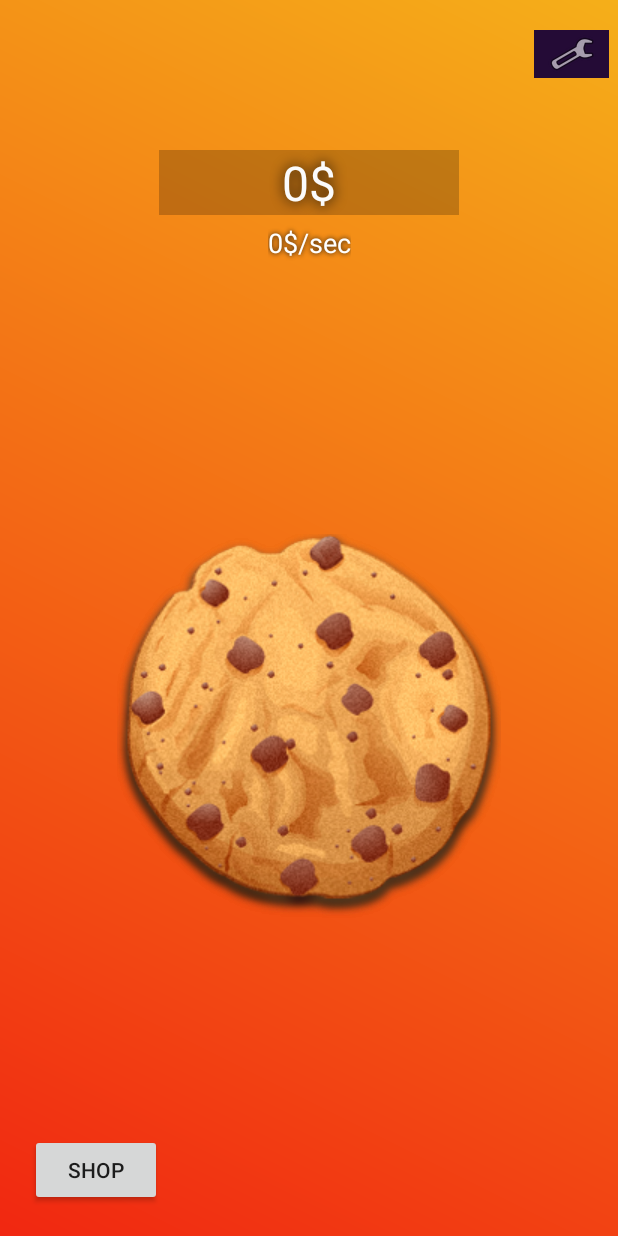
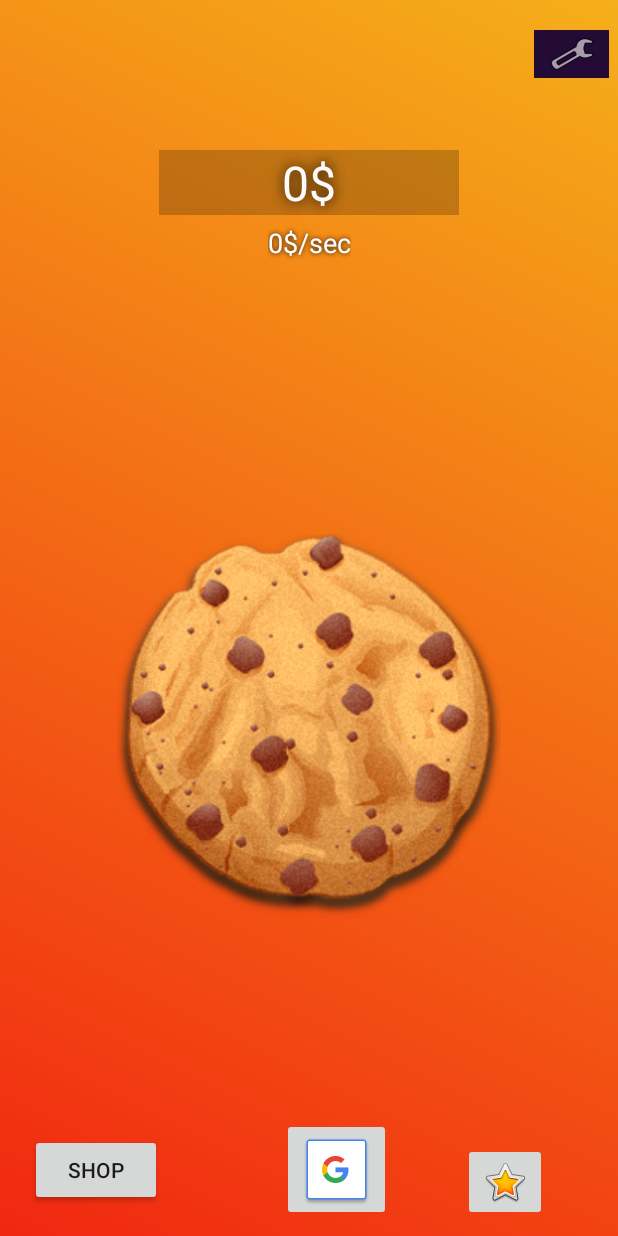
Before and after one commit to cezardimoiu/IP_PROJECT, an Android app: the screen it shows after launch (Gameplay), after a tap on "PLAY AS GUEST", on a phone screen of 412 x 824 dp. Run offline under Robolectric (Android 15) with nearby library versions, the phone set to English and light mode, and no system bars; our stand-ins replace Firebase (no records; nobody signed in at launch, a user with empty details on screens opened directly).

Commit message:
added powerup buttons

```diff
--- a/MyFirstApp/app/src/main/res/layout/activity_gameplay.xml
+++ b/MyFirstApp/app/src/main/res/layout/activity_gameplay.xml
@@ -89,4 +89,24 @@
         app:layout_constraintBottom_toBottomOf="parent"
         app:layout_constraintStart_toStartOf="parent" />
 
+    <ImageButton
+        android:id="@+id/powerClickBtn"
+        android:layout_width="wrap_content"
+        android:layout_height="wrap_content"
+        android:layout_marginStart="80dp"
+        android:layout_marginBottom="10dp"
+        app:layout_constraintBottom_toBottomOf="parent"
+        app:layout_constraintStart_toEndOf="@+id/shopMenuBtn"
+        app:srcCompat="@drawable/common_google_signin_btn_icon_dark" />
+
+    <ImageButton
+        android:id="@+id/powerSecondBtn"
+        android:layout_width="wrap_content"
+        android:layout_height="wrap_content"
+        android:layout_marginBottom="10dp"
+        app:layout_constraintBottom_toBottomOf="parent"
+        app:layout_constraintEnd_toEndOf="parent"
+        app:layout_constraintStart_toEndOf="@+id/powerClickBtn"
+        app:srcCompat="@android:drawable/btn_star_big_on" />
+
 </androidx.constraintlayout.widget.ConstraintLayout>
```
